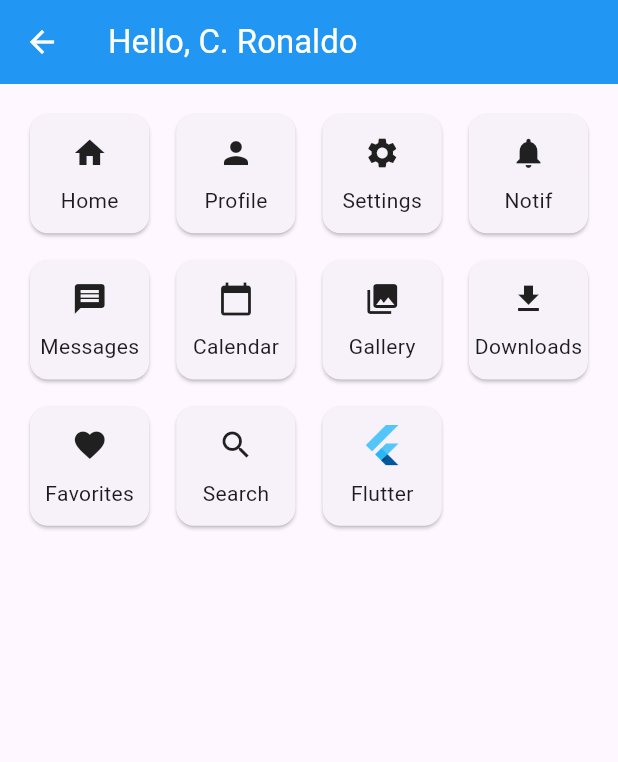
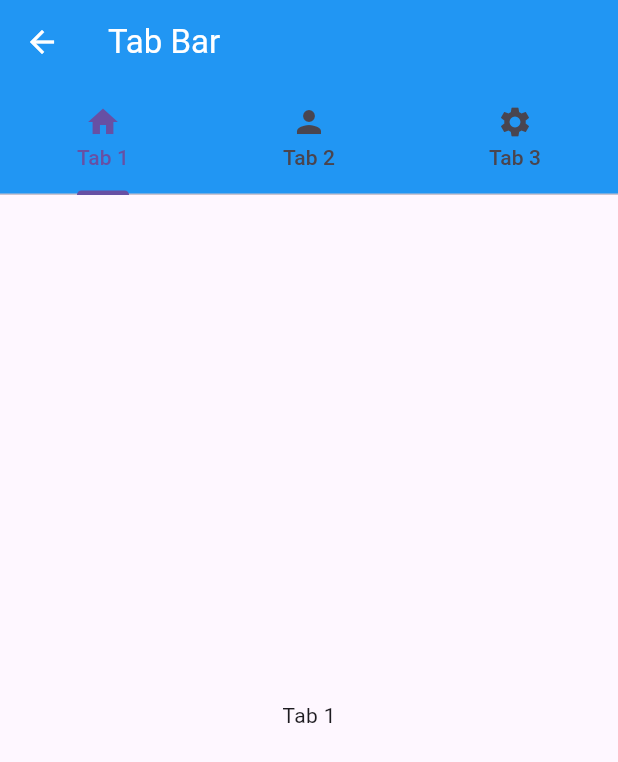
Before and after one commit to nixuiui/flutter_batch_5, a Flutter app: the HomeScreen screen opened by its route, after a tap on "Home", on a phone screen of 412 x 824 dp. Shown: the top 762 px of the screen. Run offline on Flutter 3.47's test engine with Material 3 defaults, Android fonts, the phone set to English and light mode, and no system bars.

```diff
--- a/lib/pages/day5/home_screen.dart
+++ b/lib/pages/day5/home_screen.dart
@@ -18,6 +18,12 @@ class _HomeScreenState extends State<HomeScreen> {
 
   void onClick(String menu) async {
     switch (menu.toLowerCase()) {
+      case "home":
+        Navigator.pushNamed(
+          context,
+          AppRoutes.tab,
+        );
+        break;
       case "profile":
         final result = await context.push<String>(ProfileScreen(
           name: name,
--- a/lib/pages/day5/setting_screen.dart
+++ b/lib/pages/day5/setting_screen.dart
@@ -27,7 +27,7 @@ class _SettingScreenState extends State<SettingScreen> {
   @override
   void didChangeDependencies() {
     final args = ModalRoute.of(context)?.settings.arguments;
-    name = args as String;
+    name = (args as String?) ?? '';
     super.didChangeDependencies();
   }
 
--- /dev/null
+++ b/lib/pages/day5/tab_screen.dart
@@ -0,0 +1,52 @@
+import 'package:flutter/material.dart';
+
+class TabScreen extends StatefulWidget {
+  const TabScreen({super.key});
+
+  @override
+  State<TabScreen> createState() => _TabScreenState();
+}
+
+class _TabScreenState extends State<TabScreen> {
+
+  @override
+  Widget build(BuildContext context) {
+    return DefaultTabController(
+      length: 3,
+      child: Scaffold(
+        appBar: AppBar(
+          title: Text("Tab Bar"),
+          bottom: TabBar(
+            tabs: [
+              Tab(
+                icon: Icon(Icons.home),
+                text: "Tab 1",
+              ),
+              Tab(
+                icon: Icon(Icons.person),
+                text: "Tab 2",
+              ),
+              Tab(
+                icon: Icon(Icons.settings),
+                text: "Tab 3",
+              ),
+            ]
+          ),
+        ),
+        body: TabBarView(
+          children: [
+            Center(
+              child: Text("Tab 1"),
+            ),
+            Center(
+              child: Text("Tab 2"),
+            ),
+            Center(
+              child: Text("Tab 3"),
+            ),
+          ]
+        ),
+      ),
+    );
+  }
+}
--- a/lib/utils/routes.dart
+++ b/lib/utils/routes.dart
@@ -1,12 +1,18 @@
+import 'package:flutter_batch_5/pages/day5/bottom_nav_bar_screen.dart';
 import 'package:flutter_batch_5/pages/day5/home_screen.dart';
 import 'package:flutter_batch_5/pages/day5/setting_screen.dart';
+import 'package:flutter_batch_5/pages/day5/tab_screen.dart';
 
 class AppRoutes {
   static String home = '/home';
   static String setting = '/setting-screen';
+  static String bottomNavBar = '/bottom-nav-screen';
+  static String tab = '/tab-screen';
 }
 
 final routes = {
   AppRoutes.home: (context) => HomeScreen(),
-  AppRoutes.setting: (context) => SettingScreen()
+  AppRoutes.setting: (context) => SettingScreen(),
+  AppRoutes.bottomNavBar: (context) => BottomNavBarScreen(),
+  AppRoutes.tab: (context) => TabScreen()
 };
```
Also changed, not shown: lib/pages/day5/bottom_nav_bar_screen.dart (added, +48 -0 lines).
